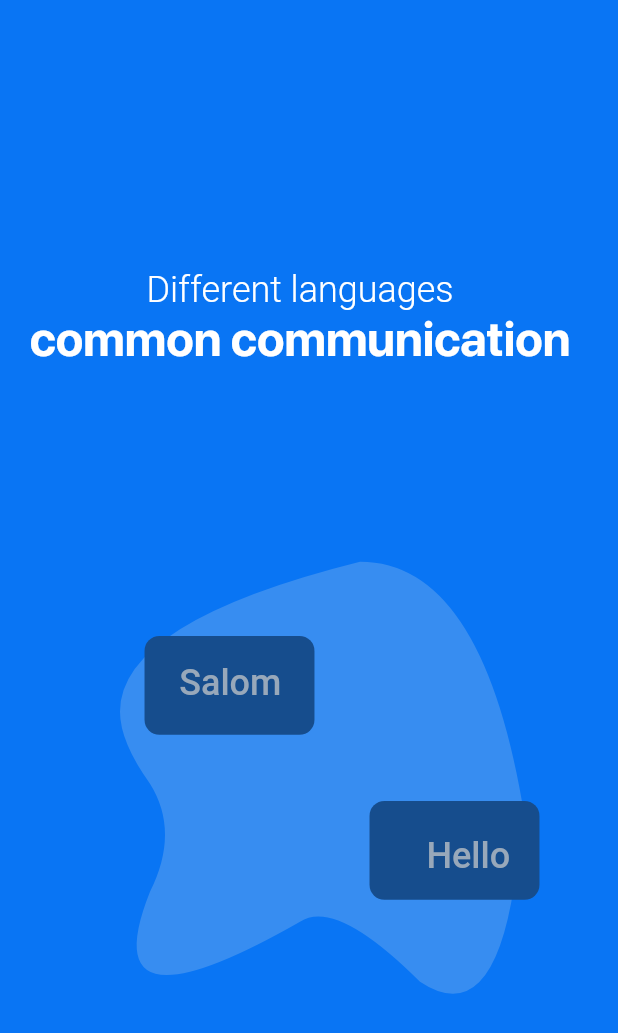
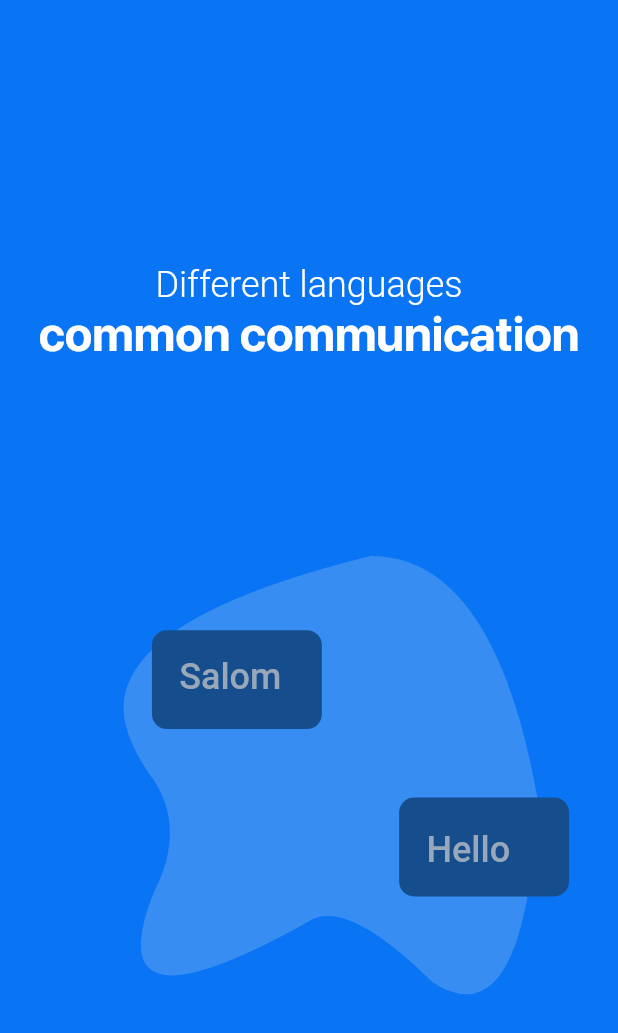
Before and after one commit to YorqinBek7/Google-Translation-clone, a Flutter app: the screen it shows after launch, on a phone screen of 412 x 824 dp. Shown: the top 1033 px of the screen. Run offline on Flutter 3.47's test engine with Material 2 defaults, Android fonts, the phone set to English and light mode, and no system bars; our stand-ins replace bloc, flutter_bloc, flutter_screenutil, fluttertoast, get_storage, hive and 2 more; missing offline and left inert: diox; accounts and stored records are empty; statements that could not run were skipped.

Commit message:
last Changed

```diff
--- a/lib/main.dart
+++ b/lib/main.dart
@@ -1,6 +1,7 @@
 import 'package:flutter/material.dart';
 import 'package:flutter/services.dart';
 import 'package:flutter_bloc/flutter_bloc.dart';
+import 'package:flutter_screenutil/flutter_screenutil.dart';
 import 'package:get_storage/get_storage.dart';
 import 'package:gtranslation_clone/cubits/first_button/first_but_changer_cubit.dart';
 import 'package:gtranslation_clone/cubits/second_button/second_button_cubit.dart';
@@ -32,12 +33,19 @@ class GTranslationApp extends StatelessWidget {
           create: (context) => SecondButtonCubit(),
         ),
       ],
-      child: MaterialApp(
-        debugShowCheckedModeBanner: false,
-        title: 'Google Translate Clone',
-        theme: _lightTheme(),
-        onGenerateRoute: OnGenareteRoute.INSTANCE.generateRoute,
-        home: const SplashScreen(),
+      child: ScreenUtilInit(
+        designSize: const Size(375.0, 812.0),
+        minTextAdapt: true,
+        splitScreenMode: true,
+        builder: (BuildContext context, Widget? child) {
+          return MaterialApp(
+            debugShowCheckedModeBanner: false,
+            title: 'Google Translate Clone',
+            theme: _lightTheme(),
+            onGenerateRoute: OnGenareteRoute.INSTANCE.generateRoute,
+            home: const SplashScreen(),
+          );
+        },
       ),
     );
   }
--- a/lib/ui/home_screen/widgets/action_circle_but.dart
+++ b/lib/ui/home_screen/widgets/action_circle_but.dart
@@ -1,4 +1,5 @@
 import 'package:flutter/material.dart';
+import 'package:flutter_screenutil/flutter_screenutil.dart';
 import 'package:gtranslation_clone/utils/colors.dart';
 
 class ActionCircleButton extends StatelessWidget {
@@ -18,8 +19,8 @@ class ActionCircleButton extends StatelessWidget {
       onPressed: onTap,
       elevation: 0.0,
       fillColor: GTranslationColors.C_C3D3E5,
-      shape: CircleBorder(),
-      padding: EdgeInsets.all(padding),
+      shape: const CircleBorder(),
+      padding: EdgeInsets.all(padding.h),
       child: Icon(icon),
     );
   }
--- a/lib/ui/home_screen/widgets/change_lan_but.dart
+++ b/lib/ui/home_screen/widgets/change_lan_but.dart
@@ -1,4 +1,5 @@
 import 'package:flutter/material.dart';
+import 'package:flutter_screenutil/flutter_screenutil.dart';
 import 'package:gtranslation_clone/utils/colors.dart';
 
 class ChangeLanButton extends StatelessWidget {
@@ -24,8 +25,8 @@ class ChangeLanButton extends StatelessWidget {
           fontSize: 18.0,
         ),
         padding: EdgeInsets.symmetric(
-          horizontal: 20.0,
-          vertical: 10.0,
+          horizontal: 20.0.w,
+          vertical: 10.0.h,
         ),
       ),
       onPressed: onTap,
--- a/lib/ui/splash_screen/on_boarding_1.dart
+++ b/lib/ui/splash_screen/on_boarding_1.dart
@@ -1,4 +1,5 @@
 import 'package:flutter/material.dart';
+import 'package:flutter_screenutil/flutter_screenutil.dart';
 import 'package:gtranslation_clone/utils/colors.dart';
 import 'package:gtranslation_clone/utils/icons.dart';
 
@@ -62,8 +63,8 @@ class _OnBoardingFirstState extends State<OnBoardingFirst>
               ],
             ),
           ),
-          const SizedBox(
-            height: 20.0,
+          SizedBox(
+            height: 20.0.h,
           ),
           const Spacer(),
           Stack(
--- a/lib/ui/splash_screen/on_boarding_2.dart
+++ b/lib/ui/splash_screen/on_boarding_2.dart
@@ -1,4 +1,5 @@
 import 'package:flutter/material.dart';
+import 'package:flutter_screenutil/flutter_screenutil.dart';
 import 'package:gtranslation_clone/ui/splash_screen/widgets/background_paint.dart';
 import 'package:gtranslation_clone/ui/splash_screen/widgets/chat_painter.dart';
 import 'package:gtranslation_clone/utils/colors.dart';
@@ -45,15 +46,15 @@ class _OnBoardingSecondState extends State<OnBoardingSecond> {
           Stack(
             children: [
               SizedBox(
-                height: 400,
-                width: 400,
+                height: 400.0.h,
+                width: 400.0.w,
                 child: CustomPaint(
                   painter: BackgroundPainter(),
                 ),
               ),
               Positioned(
-                left: 50.0,
-                top: 40.0,
+                left: 50.0.w,
+                top: 40.0.h,
                 child: SizedBox(
                   height: MediaQuery.of(context).size.height * .2,
                   width: MediaQuery.of(context).size.width * .5,
@@ -71,8 +72,8 @@ class _OnBoardingSecondState extends State<OnBoardingSecond> {
                 ),
               ),
               Positioned(
-                left: 200.0,
-                top: 150.0,
+                left: 200.0.w,
+                top: 150.0.h,
                 child: SizedBox(
                   height: MediaQuery.of(context).size.height * .2,
                   width: MediaQuery.of(context).size.width * .5,
--- a/pubspec.yaml
+++ b/pubspec.yaml
@@ -20,6 +20,7 @@ dependencies:
   hive_flutter: ^1.1.0
   fluttertoast: ^8.2.1
   get_storage: ^2.0.3
+  flutter_screenutil: ^5.6.1
 
 dev_dependencies:
   flutter_test:
```
Also changed, not shown: lib/ui/home_screen/home_screen.dart (+9 -8 lines), lib/ui/home_screen/saved_screen.dart (+4 -5 lines), lib/ui/splash_screen/on_boarding_3.dart (+4 -3 lines), lib/ui/splash_screen/splash_screen.dart (+4 -3 lines), pubspec.lock.
